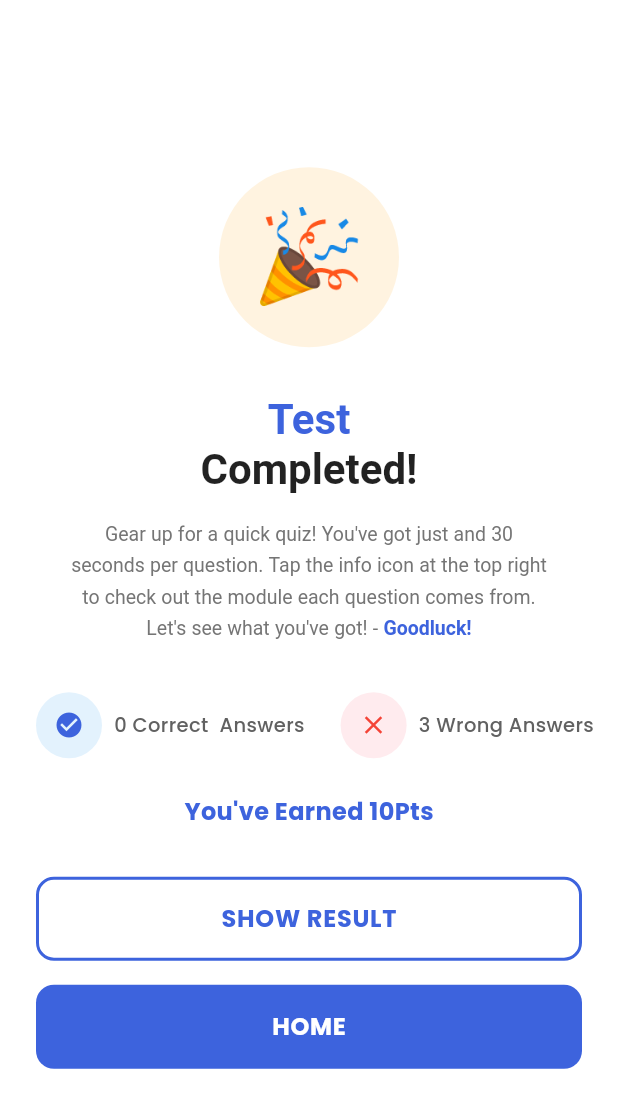
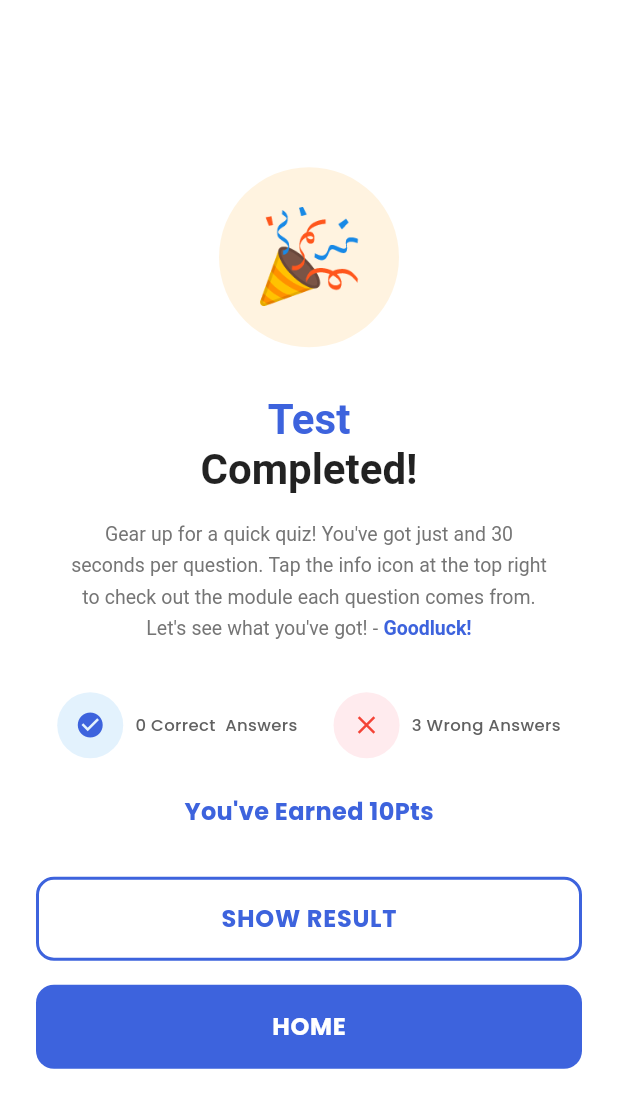
Before and after one commit to orangearinge/Alysa-Mobile, a Flutter app: the HasilTestPage screen opened by its route, on a phone screen of 412 x 824 dp. Shown: the top 1108 px of the screen. Run offline on Flutter 3.47's test engine with Material 3 defaults, Android fonts, the light colour scheme and no system bars; our stand-ins replace font_awesome_flutter, google_fonts.

Commit message:
Update font sizes in HasilTestPage and implement navigation to results in TestSpeakingPage

```diff
--- a/lib/pages/hasil_test_page.dart
+++ b/lib/pages/hasil_test_page.dart
@@ -114,7 +114,7 @@ class HasilTestPage extends StatelessWidget {
                   Text(
                     "$correctAnswers Correct  Answers",
                     style: TextStyle(
-                      fontSize: 13,
+                      fontSize: 11,
                       color: Colors.grey.shade700,
                       fontWeight: FontWeight.w500,
                     ),
@@ -138,7 +138,7 @@ class HasilTestPage extends StatelessWidget {
                   Text(
                     "$wrongAnswers Wrong Answers",
                     style: TextStyle(
-                      fontSize: 13,
+                      fontSize: 11,
                       color: Colors.grey.shade700,
                       fontWeight: FontWeight.w500,
                     ),
@@ -192,7 +192,7 @@ class HasilTestPage extends StatelessWidget {
                 child: ElevatedButton(
                   onPressed: () {
                     // Navigate to home
-                    Navigator.popUntil(context, (route) => route.isFirst);
+                    Navigator.pushNamed(context, "/home");
                   },
                   style: ElevatedButton.styleFrom(
                     backgroundColor: AppColors.primary,
```
Also changed, not shown: lib/pages/test_speaking.dart (+14 -0 lines).
